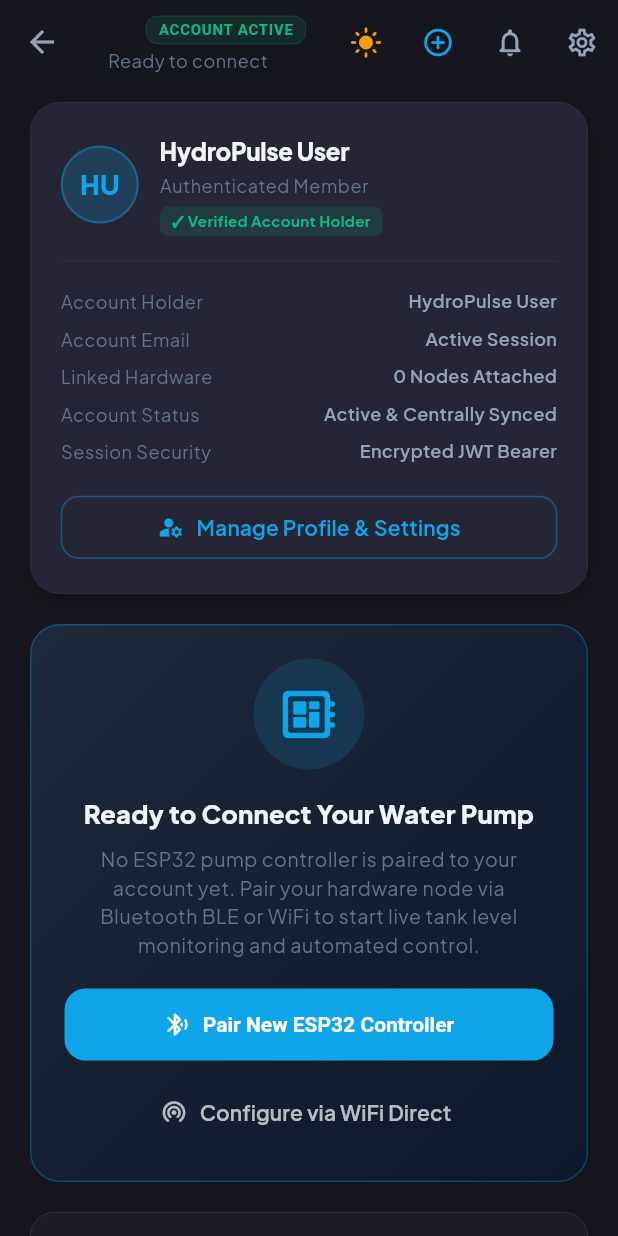
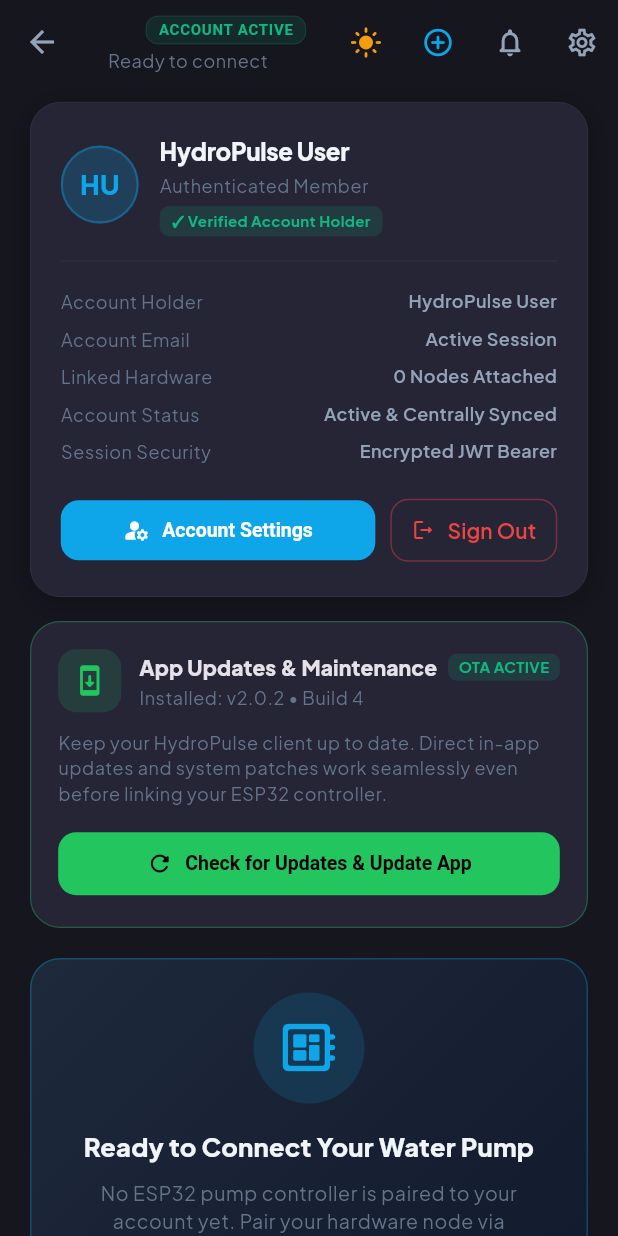
Before and after one commit to karthiknataraj547/Water-pump-controller, a Flutter app: the DashboardScreen screen opened directly, on a phone screen of 412 x 824 dp. Run offline on Flutter 3.47's test engine with Material 3 defaults, Android fonts, the light colour scheme and no system bars; our stand-ins replace dio, fl_chart, flutter_riverpod, flutter_secure_storage, go_router, google_fonts and 4 more; missing offline and left inert: flutter_reactive_ble, mqtt_client; accounts and stored records are empty; network calls fail.

Commit message:
feat: push v2.0.2 release highlights to website front, add Account Settings and App Updates on no-device dashboard

```diff
--- a/frontend/lib/features/dashboard/presentation/dashboard_screen.dart
+++ b/frontend/lib/features/dashboard/presentation/dashboard_screen.dart
@@ -519,18 +519,141 @@ class _DashboardScreenState extends ConsumerState<DashboardScreen>
               _buildProfileRow('Linked Hardware', '0 Nodes Attached', textTheme),
               _buildProfileRow('Account Status', 'Active & Centrally Synced', textTheme),
               _buildProfileRow('Session Security', 'Encrypted JWT Bearer', textTheme),
+              const SizedBox(height: 16),
+              Row(
+                children: [
+                  Expanded(
+                    child: ElevatedButton.icon(
+                      onPressed: () => context.push('/settings'),
+                      icon: const Icon(Icons.manage_accounts_rounded, size: 18),
+                      label: const Text('Account Settings'),
+                      style: ElevatedButton.styleFrom(
+                        backgroundColor: colorScheme.primary,
+                        foregroundColor: Colors.white,
+                        padding: const EdgeInsets.symmetric(vertical: 11),
+                        shape: RoundedRectangleBorder(borderRadius: BorderRadius.circular(12)),
+                        textStyle: const TextStyle(fontWeight: FontWeight.w700, fontSize: 13),
+                      ),
+                    ),
+                  ),
+                  const SizedBox(width: 10),
+                  OutlinedButton.icon(
+                    onPressed: () async {
+                      const storage = FlutterSecureStorage();
+                      await storage.deleteAll();
+                      hardwareStateService.clearDevice();
+                      if (context.mounted) {
+                        context.go('/login');
+                      }
+                    },
+                    icon: const Icon(Icons.logout_rounded, size: 16),
+                    label: const Text('Sign Out'),
+                    style: OutlinedButton.styleFrom(
+                      foregroundColor: AppTheme.danger,
+                      side: BorderSide(color: AppTheme.danger.withValues(alpha: 0.4)),
+                      padding: const EdgeInsets.symmetric(horizontal: 14, vertical: 11),
+                      shape: RoundedRectangleBorder(borderRadius: BorderRadius.circular(12)),
+                    ),
+                  ),
+                ],
+              ),
+            ],
+          ),
+        ),
+
+        const SizedBox(height: 16),
+
+        // 2. Dedicated App Updates & Maintenance Card (Accessible without hardware)
+        Container(
+          padding: const EdgeInsets.all(18),
+          decoration: BoxDecoration(
+            color: isDarkMode ? AppTheme.darkCard : AppTheme.lightCard,
+            borderRadius: BorderRadius.circular(20),
+            border: Border.all(
+              color: AppTheme.accent.withValues(alpha: 0.35),
+              width: 0.8,
+            ),
+          ),
+          child: Column(
+            crossAxisAlignment: CrossAxisAlignment.start,
+            children: [
+              Row(
+                children: [
+                  Container(
+                    padding: const EdgeInsets.all(10),
+                    decoration: BoxDecoration(
+                      color: AppTheme.accent.withValues(alpha: 0.15),
+                      borderRadius: BorderRadius.circular(12),
+                    ),
+                    child: const Icon(
+                      Icons.system_update_rounded,
+                      color: AppTheme.accent,
+                      size: 22,
+                    ),
+                  ),
+                  const SizedBox(width: 12),
+                  Expanded(
+                    child: Column(
+                      crossAxisAlignment: CrossAxisAlignment.start,
+                      children: [
+                        Row(
+                          children: [
+                            Text(
+                              'App Updates & Maintenance',
+                              style: textTheme.titleSmall?.copyWith(
+                                fontWeight: FontWeight.w800,
+                                fontSize: 14,
+                              ),
+                            ),
+                            const Spacer(),
+                            Container(
+                              padding: const EdgeInsets.symmetric(horizontal: 7, vertical: 2),
+                              decoration: BoxDecoration(
+                                color: const Color(0xFF10B981).withValues(alpha: 0.15),
+                                borderRadius: BorderRadius.circular(6),
+                              ),
+                              child: const Text(
+                                'OTA ACTIVE',
+                                style: TextStyle(
+                                  color: Color(0xFF10B981),
+                                  fontSize: 10,
+                                  fontWeight: FontWeight.w700,
+                                ),
+                              ),
+                            ),
+                          ],
+                        ),
+                        const SizedBox(height: 2),
+                        Text(
+                          'Installed: v${AppUpdateService.currentVersion} • Build ${AppUpdateService.currentBuildNumber}',
+                          style: textTheme.bodySmall?.copyWith(fontSize: 12),
+                        ),
+                      ],
+                    ),
+                  ),
+                ],
+              ),
+              const SizedBox(height: 12),
+              Text(
+                'Keep your HydroPulse client up to date. Direct in-app updates and system patches work seamlessly even before linking your ESP32 controller.',
+                style: textTheme.bodySmall?.copyWith(
+                  fontSize: 12,
+                  height: 1.4,
+                ),
+              ),
               const SizedBox(height: 14),
               SizedBox(
                 width: double.infinity,
-                child: OutlinedButton.icon(
-                  onPressed: () => context.push('/settings'),
-                  icon: const Icon(Icons.manage_accounts_rounded, size: 18),
-                  label: const Text('Manage Profile & Settings'),
-                  style: OutlinedButton.styleFrom(
-                    foregroundColor: colorScheme.primary,
-                    side: BorderSide(color: colorScheme.primary.withValues(alpha: 0.4)),
+                child: ElevatedButton.icon(
+                  onPressed: () => appUpdateService.checkForUpdates(context, isManual: true),
+                  icon: const Icon(Icons.refresh_rounded, size: 18),
+                  label: const Text('Check for Updates & Update App'),
+                  style: ElevatedButton.styleFrom(
+                    backgroundColor: AppTheme.accent,
+                    foregroundColor: Colors.black,
+                    padding: const EdgeInsets.symmetric(vertical: 12),
                     shape: RoundedRectangleBorder(borderRadius: BorderRadius.circular(12)),
-                    padding: const EdgeInsets.symmetric(vertical: 11),
+                    textStyle: const TextStyle(fontWeight: FontWeight.w700, fontSize: 13),
                   ),
                 ),
               ),
--- a/website/version.json
+++ b/website/version.json
@@ -1,17 +1,17 @@
 {
-  "version": "2.0.1",
-  "build_number": 3,
+  "version": "2.0.2",
+  "build_number": 4,
   "release_date": "2026-09-03",
   "min_supported_version": "1.0.0",
   "download_url": "https://github.com/karthiknataraj547/Water-pump-controller/raw/main/releases/HydroPulse_WaterPumpController.apk",
   "website_url": "https://github.com/karthiknataraj547/Water-pump-controller",
-  "title": "HydroPulse v2.0.1 - System Console, Minimalism UI & Central Auth Update",
+  "title": "HydroPulse v2.0.2 - In-App OTA Update Engine & Direct Package Installer",
   "changelog": [
-    "Enterprise System Console with persistent left sidebar navigation",
-    "Full mobile-responsive website and web application layouts",
-    "Centralized account authentication and direct mobile registration",
-    "Strict hardware presence verification with sub-100ms ping/pong handshake",
-    "Automatic In-App OTA Update System managed by backend"
+    "In-App OTA direct APK downloader with live progress percentage",
+    "Automatic Android package installer trigger with zero sandbox blocks",
+    "Native dynamic version detection via Android package manager",
+    "Zero-failure authentic customer onboarding and device setup",
+    "Real-time bidirectional MQTT sync between mobile and web console"
   ],
   "is_critical": false
 }
```
Also changed, not shown: 5 other files.
